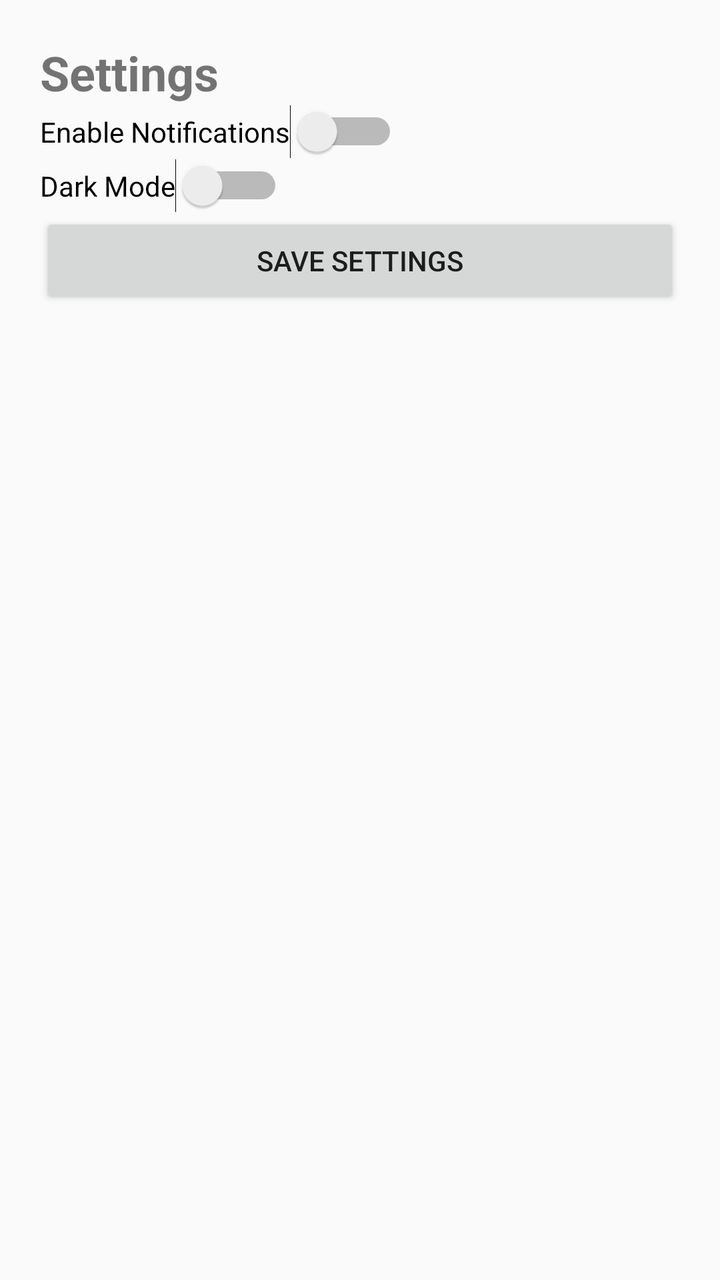
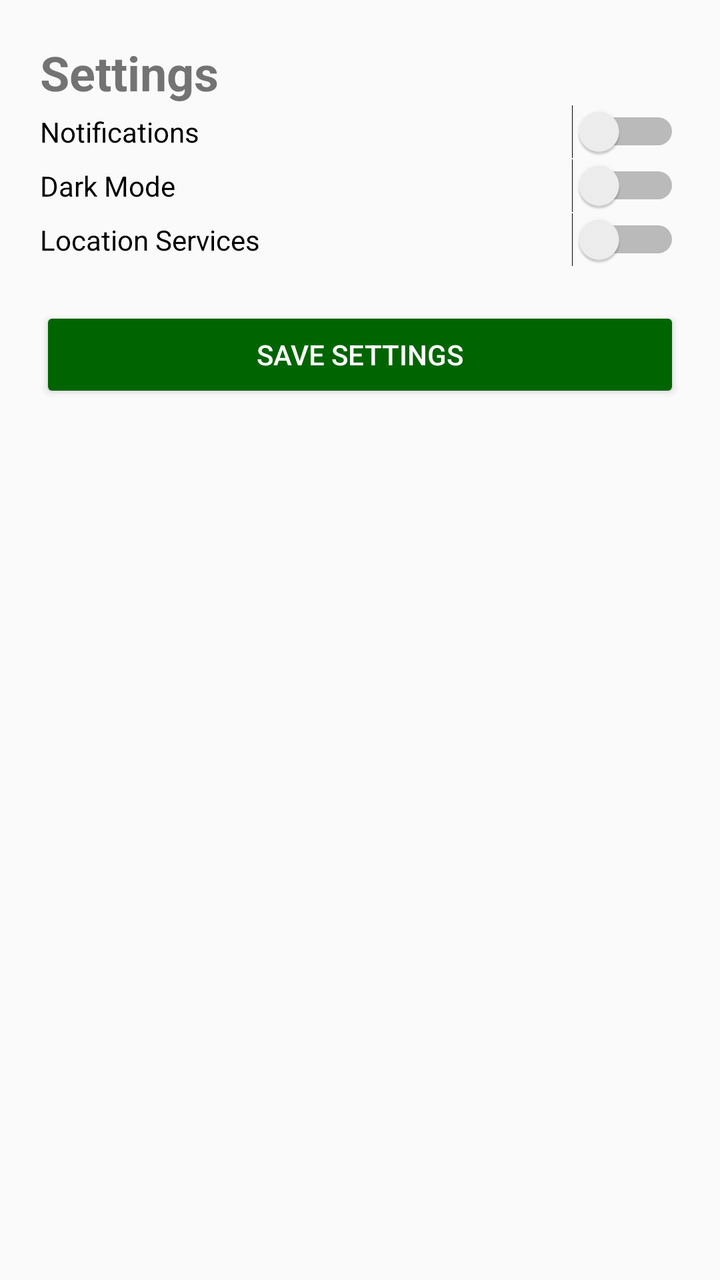

The first picture is an Android layout as it rendered before a commit; the second is the same layout after the commit. The layout source and the unified diff follow.
<!-- AndroidManifest.xml: application theme Theme.Part2 -->
<!-- res/layout/activity_settings.xml -->
<?xml version="1.0" encoding="utf-8"?>
<LinearLayout
    xmlns:android="http://schemas.android.com/apk/res/android"
    android:id="@+id/main"
    android:orientation="vertical"
    android:padding="20dp"
    android:layout_width="match_parent"
    android:layout_height="match_parent">

    <TextView
        android:text="Settings"
        android:textSize="24sp"
        android:textStyle="bold"
        android:layout_width="wrap_content"
        android:layout_height="wrap_content"/>

    <Switch
        android:id="@+id/switchNotifications"
        android:text="Enable Notifications"
        android:layout_width="wrap_content"
        android:layout_height="wrap_content"/>

    <Switch
        android:id="@+id/switchDarkMode"
        android:text="Dark Mode"
        android:layout_width="wrap_content"
        android:layout_height="wrap_content"/>

    <Button
        android:id="@+id/btnSaveSettings"
        android:text="Save Settings"
        android:layout_width="match_parent"
        android:layout_height="wrap_content"/>

</LinearLayout>
<!-- resources referenced by this layout -->
<resources>
  <style name="Theme.Part2" parent="Theme.AppCompat.Light.NoActionBar" />
</resources>

<!-- the commit's change to res/layout/activity_settings.xml (unified diff, before → after) -->
@@ -1,6 +1,5 @@
 <?xml version="1.0" encoding="utf-8"?>
-<LinearLayout
-    xmlns:android="http://schemas.android.com/apk/res/android"
+<LinearLayout xmlns:android="http://schemas.android.com/apk/res/android"
     android:id="@+id/main"
     android:orientation="vertical"
     android:padding="20dp"
@@ -15,21 +14,28 @@
         android:layout_height="wrap_content"/>
 
     <Switch
-        android:id="@+id/switchNotifications"
-        android:text="Enable Notifications"
-        android:layout_width="wrap_content"
-        android:layout_height="wrap_content"/>
+        android:layout_width="match_parent"
+        android:layout_height="wrap_content"
+        android:text="Notifications" />
 
     <Switch
-        android:id="@+id/switchDarkMode"
-        android:text="Dark Mode"
-        android:layout_width="wrap_content"
-        android:layout_height="wrap_content"/>
+        android:layout_width="match_parent"
+        android:layout_height="wrap_content"
+        android:text="Dark Mode" />
 
+    <Switch
+        android:layout_width="match_parent"
+        android:layout_height="wrap_content"
+        android:text="Location Services" />
+
+    
     <Button
-        android:id="@+id/btnSaveSettings"
+        android:id="@+id/btnSave"
+        android:layout_width="match_parent"
+        android:layout_height="wrap_content"
         android:text="Save Settings"
-        android:layout_width="match_parent"
-        android:layout_height="wrap_content"/>
+        android:layout_marginTop="20dp"
+        android:backgroundTint="#006400"
+        android:textColor="@android:color/white"/>
 
 </LinearLayout>
